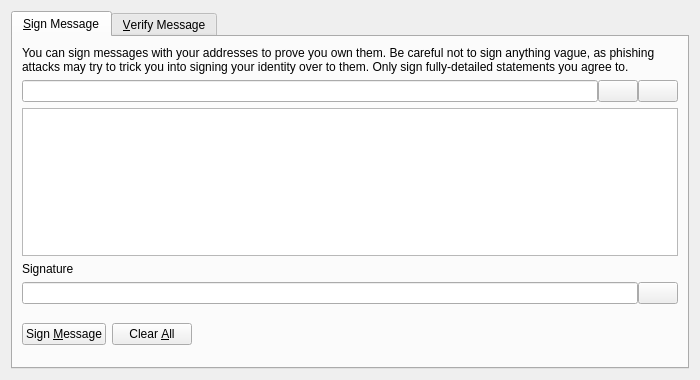
thelonecrouton/bitcredit, file src/qt/forms/signverifymessagedialog.ui: the form before one commit.
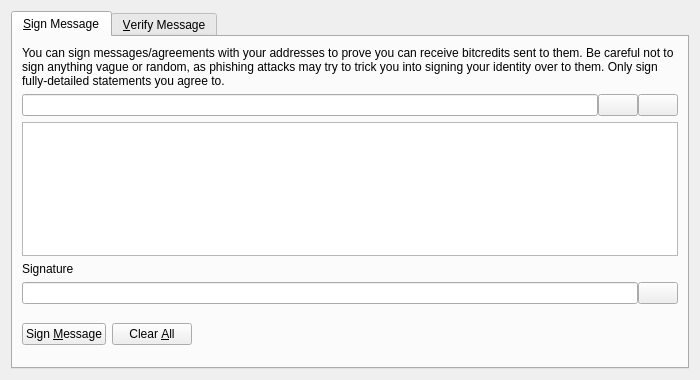
The form after the commit. Icons and pictures are not drawn. Custom widgets are drawn as their Qt base class.

The edit to the form file:
```diff
--- a/src/qt/forms/signverifymessagedialog.ui
+++ b/src/qt/forms/signverifymessagedialog.ui
@@ -30,7 +30,7 @@
        <item>
         <widget class="QLabel" name="infoLabel_SM">
          <property name="text">
-          <string>You can sign messages with your addresses to prove you own them. Be careful not to sign anything vague, as phishing attacks may try to trick you into signing your identity over to them. Only sign fully-detailed statements you agree to.</string>
+          <string>You can sign messages/agreements with your addresses to prove you can receive bitcredits sent to them. Be careful not to sign anything vague or random, as phishing attacks may try to trick you into signing your identity over to them. Only sign fully-detailed statements you agree to.</string>
          </property>
          <property name="textFormat">
           <enum>Qt::PlainText</enum>
```
Left out of the diff: 2 changed lines with no effect on the pictures.
